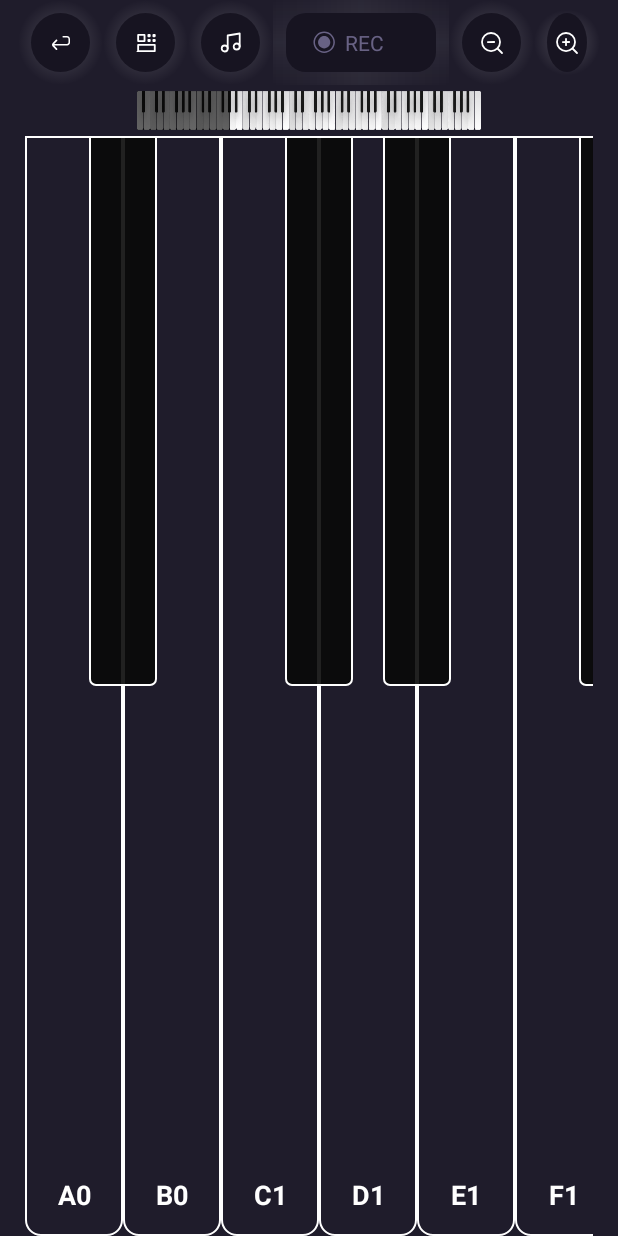
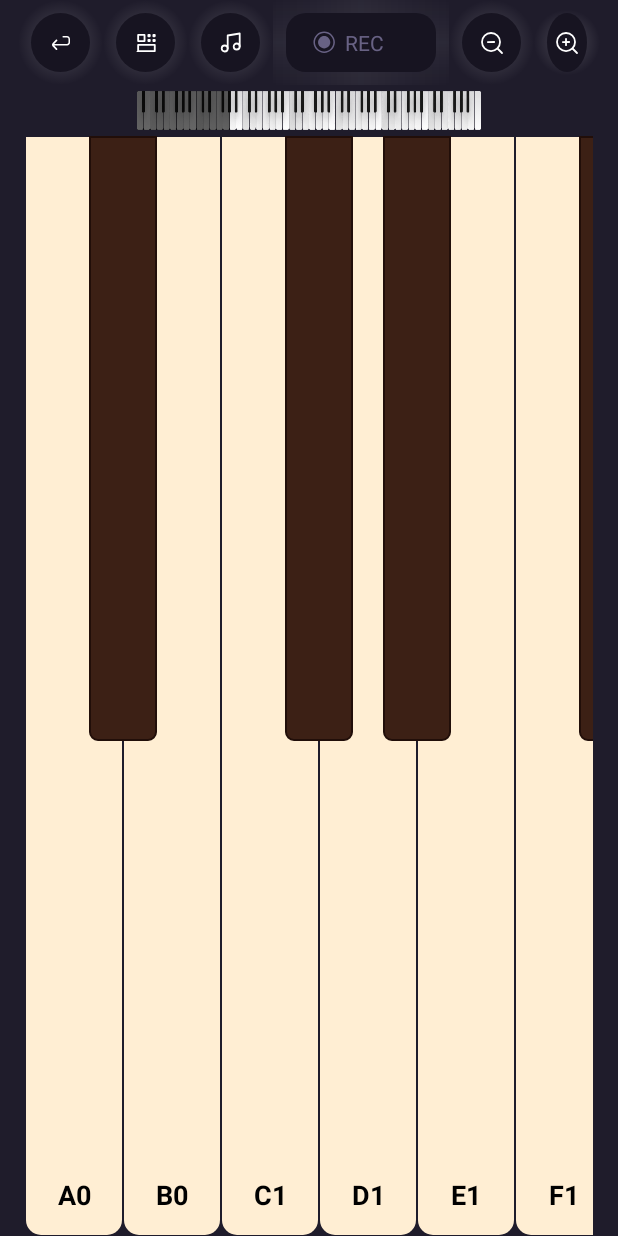
Before and after one commit to thanhnamzzz/GPiano, an Android app: the layout activity_double_key.xml on its own in the app's theme, with its tools: preview values and no code run, on a phone screen of 412 x 824 dp. Run offline under Robolectric (Android 15) with nearby library versions, the phone set to English and light mode, and no system bars; Roboto replaces fonts that are not available here.

Commit message:
update library

```diff
--- a/pianoLibrary/build.gradle.kts
+++ b/pianoLibrary/build.gradle.kts
@@ -37,9 +37,9 @@ dependencies {
 	implementation(libs.androidx.core.ktx)
 	implementation(libs.androidx.appcompat)
 	implementation(libs.material)
-	testImplementation(libs.junit)
-	androidTestImplementation(libs.androidx.junit)
-	androidTestImplementation(libs.androidx.espresso.core)
+//	testImplementation(libs.junit)
+//	androidTestImplementation(libs.androidx.junit)
+//	androidTestImplementation(libs.androidx.espresso.core)
 
 	implementation("com.google.code.gson:gson:2.11.0")
 }
--- a/pianoLibrary/src/main/java/com/gambisoft/pianolibrary/PianoView.kt
+++ b/pianoLibrary/src/main/java/com/gambisoft/pianolibrary/PianoView.kt
@@ -13,7 +13,6 @@ import android.os.Looper
 import android.os.Message
 import android.os.Parcelable
 import android.util.AttributeSet
-import android.util.DisplayMetrics
 import android.util.Log
 import android.view.MotionEvent
 import android.view.View
@@ -37,6 +36,9 @@ import kotlinx.coroutines.isActive
 import kotlinx.coroutines.launch
 import java.util.concurrent.ConcurrentLinkedQueue
 import kotlin.math.min
+import androidx.core.content.withStyledAttributes
+import androidx.core.graphics.toColorInt
+import androidx.core.graphics.createBitmap
 
 class PianoView @JvmOverloads constructor(
 	private val context: Context,
@@ -110,10 +112,10 @@ class PianoView @JvmOverloads constructor(
 		handleAutoPlay(it)
 		true
 	}
-	private var layoutKey = PianoLayout.Basic
+	private var layoutKey = PianoLayout.Default
 	fun setLayoutKey(i: PianoLayout) {
 		layoutKey = i
-		Log.d("Namzzz", "PianoView: setLayoutKey layoutKey = $layoutKey")
+//		Log.d("Namzzz", "PianoView: setLayoutKey layoutKey = $layoutKey")
 		piano = null
 		requestLayout()
 	}
@@ -124,12 +126,12 @@ class PianoView @JvmOverloads constructor(
 
 	init {
 		attrs?.let {
-			val typedArray = context.obtainStyledAttributes(it, R.styleable.PianoView)
-			showKeyName = typedArray.getBoolean(R.styleable.PianoView_showKeyName, false)
-			val layoutType = typedArray.getInt(R.styleable.PianoView_layoutKey, 0)
-			layoutKey = PianoLayout.fromValue(layoutType)
-			scaleWidth = typedArray.getFloat(R.styleable.PianoView_scaleWidth, 1f)
-			typedArray.recycle()
+			context.withStyledAttributes(it, R.styleable.PianoView) {
+				showKeyName = getBoolean(R.styleable.PianoView_showKeyName, false)
+				val layoutType = getInt(R.styleable.PianoView_layoutKey, 0)
+				layoutKey = PianoLayout.fromValue(layoutType)
+				scaleWidth = getFloat(R.styleable.PianoView_scaleWidth, 1f)
+			}
 		}
 		paint.isAntiAlias = true
 		paint.style = Paint.Style.FILL
@@ -144,7 +146,6 @@ class PianoView @JvmOverloads constructor(
 	 * Khi gọi requestLayout nó sẽ vào onMeasure -> onLayout -> onDraw
 	 */
 	override fun onMeasure(widthMeasureSpec: Int, heightMeasureSpec: Int) {
-		Log.d("Namzzz", "PianoView: onMeasure")
 		val whiteKeyHeight = whiteKeyDrawable.intrinsicHeight
 		val width = MeasureSpec.getSize(widthMeasureSpec)
 		val heightMode = MeasureSpec.getMode(heightMeasureSpec)
@@ -177,12 +178,12 @@ class PianoView @JvmOverloads constructor(
 			}
 			utils ?: run {
 				utils = if (maxStream > 0) AudioUtils.getInstance(
-					getContext(),
+					context,
 					loadAudioListener,
 					autoPlayListener,
 					maxStream
 				)
-				else AudioUtils.getInstance(getContext(), loadAudioListener, autoPlayListener)
+				else AudioUtils.getInstance(context, loadAudioListener, autoPlayListener)
 				runCatching { utils!!.loadMusic(piano) }
 					.onFailure { Log.e("Namzzz", "PianoView: onDraw", it) }
 			}
@@ -195,7 +196,7 @@ class PianoView @JvmOverloads constructor(
 
 					/** Vẽ tên phím lên nút */
 					if (showKeyName) {
-						paint.color = Color.parseColor(pianoColors[i])
+						paint.color = pianoColors[i].toColorInt()
 						keyDrawable?.bounds?.let { r ->
 							val sideLength = (r.right - r.left) / (2 * scaleWidth)
 							val left = r.left + sideLength * scaleWidth / 2
@@ -208,7 +209,9 @@ class PianoView @JvmOverloads constructor(
 
 							paint.apply {
 								color =
-									if (layoutKey == PianoLayout.Basic) Color.BLACK else Color.WHITE
+									if (layoutKey == PianoLayout.Default ||
+										layoutKey == PianoLayout.Classic
+									) Color.BLACK else Color.WHITE
 								textSize = sideLength / 1.8f
 								textAlign = Paint.Align.CENTER
 								typeface = Typeface.DEFAULT_BOLD
@@ -250,17 +253,9 @@ class PianoView @JvmOverloads constructor(
 
 	private fun vectorToBitmap(vectorResId: Int): Bitmap {
 		val drawable =
-			AppCompatResources.getDrawable(context, vectorResId) ?: return Bitmap.createBitmap(
-				1,
-				1,
-				Bitmap.Config.ARGB_8888
-			)
+			AppCompatResources.getDrawable(context, vectorResId) ?: return createBitmap(1, 1)
 
-		val bitmap = Bitmap.createBitmap(
-			drawable.intrinsicWidth,
-			drawable.intrinsicHeight,
-			Bitmap.Config.ARGB_8888
-		)
+		val bitmap = createBitmap(drawable.intrinsicWidth, drawable.intrinsicHeight)
 		val canvas = Canvas(bitmap)
 
 		drawable.setBounds(0, 0, canvas.width, canvas.height)
@@ -479,17 +474,17 @@ class PianoView @JvmOverloads constructor(
 	val pianoWidth: Int
 		get() = piano?.pianoWith ?: run { 0 }
 
-	/**
-	 * 设置显示音名的矩形的颜色<br></br>
-	 * **注:一共9中颜色**
-	 *
-	 * @param pianoColors 颜色数组，长度为9
-	 */
-	fun setPianoColors(pianoColors: List<String>) {
+//	/**
+//	 * 设置显示音名的矩形的颜色<br></br>
+//	 * **注:一共9中颜色**
+//	 *
+//	 * @param pianoColors 颜色数组，长度为9
+//	 */
+//	fun setPianoColors(pianoColors: List<String>) {
 //		if (pianoColors.size == 9) {
 //			this.pianoColors = pianoColors
 //		}
-	}
+//	}
 
 	/**
 	 * 设置是否可点击
@@ -501,8 +496,8 @@ class PianoView @JvmOverloads constructor(
 	}
 
 	fun scroll(progress: Int) {
-		val x = (progress * (pianoWidth - layoutWidth) / 100f).toInt()
-			.coerceIn(0, pianoWidth - layoutWidth)
+		val maxScroll = (pianoWidth - layoutWidth).coerceAtLeast(0)
+		val x = (progress * maxScroll / 100f).toInt().coerceIn(0, maxScroll)
 		minRange = x
 		maxRange = x + layoutWidth
 		this.scrollTo(x, 0)
@@ -546,18 +541,6 @@ class PianoView @JvmOverloads constructor(
 	 */
 	fun setAutoPlayListener(autoPlayListener: OnPianoAutoPlayListener?) {
 		this.autoPlayListener = autoPlayListener
-	}
-
-	//-----私有方法
-	/**
-	 * 将dp装换成px
-	 *
-	 * @param dp dp值
-	 * @return px值
-	 */
-	private fun dpToPx(dp: Int): Int {
-		val displayMetrics = getContext().resources.displayMetrics
-		return Math.round(dp * (displayMetrics.xdpi / DisplayMetrics.DENSITY_DEFAULT))
 	}
 
 	/**
--- a/pianoLibrary/src/main/java/com/gambisoft/pianolibrary/entity/Piano.kt
+++ b/pianoLibrary/src/main/java/com/gambisoft/pianolibrary/entity/Piano.kt
@@ -15,7 +15,7 @@ import com.gambisoft.pianolibrary.utils.LayoutKeyFunction
 
 class Piano(
 	private val context: Context,
-	private val layout: PianoLayout = PianoLayout.Basic,
+	private val layout: PianoLayout = PianoLayout.Default,
 	scale: Float,
 	private val scaleWidth: Float = 1f
 ) {
--- a/pianoLibrary/src/main/java/com/gambisoft/pianolibrary/enums/PianoLayout.kt
+++ b/pianoLibrary/src/main/java/com/gambisoft/pianolibrary/enums/PianoLayout.kt
@@ -1,13 +1,16 @@
 package com.gambisoft.pianolibrary.enums
 
 enum class PianoLayout(val value: Int) {
-	Basic(0),
-	Noel(1),
-	Anime(2);
+	Default(0),
+	Classic(1),
+	Anime(2),
+	City(3),
+	Nature(4),
+	Noel(5);
 
 	companion object {
 		fun fromValue(value: Int): PianoLayout {
-			return entries.find { it.value == value } ?: Basic
+			return entries.find { it.value == value } ?: Default
 		}
 	}
 }
--- a/pianoLibrary/src/main/java/com/gambisoft/pianolibrary/utils/AudioUtils.kt
+++ b/pianoLibrary/src/main/java/com/gambisoft/pianolibrary/utils/AudioUtils.kt
@@ -20,16 +20,17 @@ import kotlinx.coroutines.CoroutineExceptionHandler
 import kotlinx.coroutines.CoroutineScope
 import kotlinx.coroutines.Dispatchers
 import kotlinx.coroutines.Job
-import kotlinx.coroutines.cancel
+import kotlinx.coroutines.delay
 import kotlinx.coroutines.isActive
 import kotlinx.coroutines.launch
+import kotlinx.coroutines.withContext
 import java.util.concurrent.ExecutorService
 import java.util.concurrent.Executors
 
 class AudioUtils(
 	private val context: Context,
 	private val loadAudioListener: OnLoadAudioListener?,
-	private val onAutoPlayListener: OnPianoAutoPlayListener?,
+	private var onAutoPlayListener: OnPianoAutoPlayListener?,
 	maxStream: Int
 ) : LoadAudioMessage {
 	private val service: ExecutorService = Executors.newCachedThreadPool()
@@ -110,7 +111,7 @@ class AudioUtils(
 		}
 	}
 
-	fun isLoadAudioComplete():Boolean {
+	fun isLoadAudioComplete(): Boolean {
 		return loadNum == Piano.PIANO_NUM
 	}
 
@@ -129,7 +130,6 @@ class AudioUtils(
 					sendStartMessage()
 					loadKeys(piano.whitePianoKeys, whiteKeyMusics, isWhiteKey = true)
 					loadKeys(piano.blackPianoKeys, blackKeyMusics, isWhiteKey = false)
-					cancel()
 				}
 			}
 		}
@@ -248,21 +248,27 @@ class AudioUtils(
 	private var isAutoPlaying = false
 	fun isAutoPlaying(): Boolean = isAutoPlaying
 
+	fun setListener(listener: OnPianoAutoPlayListener) {
+		this.onAutoPlayListener = listener
+	}
 	fun autoPlayOnlySound(autoPlayEntities: MutableList<AutoPlayEntity>) {
 		if (isAutoPlaying && autoPlayEntities.isEmpty() || pool == null) return
 		isAutoPlaying = true
 		autoPlayJob = CoroutineScope(Dispatchers.IO).launch(exceptionAutoPlay) {
-			onAutoPlayListener?.onPianoAutoPlayStart()
+			withContext(Dispatchers.Main){
+				onAutoPlayListener!!.onPianoAutoPlayStart()
+			}
 			autoPlayEntities.forEach { entity ->
 				if (!isActive) return@forEach
 				when (entity.type) {
 					PianoKeyType.BLACK -> playBlackKeyMusic(entity.group, entity.position)
 					PianoKeyType.WHITE -> playWhiteKeyMusic(entity.group, entity.position)
 				}
-//				delay(2 * entity.currentBreakTime.div(2L))
-//				delay(50)
+				delay(entity.currentBreakTime)
 			}
-			stopPlayOnlySound()
+			withContext(Dispatchers.Main) {
+				stopPlayOnlySound()
+			}
 		}
 	}
 
@@ -270,6 +276,6 @@ class AudioUtils(
 		autoPlayJob?.cancel()
 		autoPlayJob = null
 		isAutoPlaying = false
-		onAutoPlayListener?.onPianoAutoPlayEnd()
+		onAutoPlayListener!!.onPianoAutoPlayEnd()
 	}
 }
--- a/pianoLibrary/src/main/java/com/gambisoft/pianolibrary/utils/LayoutKeyFunction.kt
+++ b/pianoLibrary/src/main/java/com/gambisoft/pianolibrary/utils/LayoutKeyFunction.kt
@@ -13,9 +13,14 @@ object LayoutKeyFunction {
 		val pressed: Drawable?
 		val normal: Drawable?
 		when (layoutKey) {
-			PianoLayout.Basic -> {
+			PianoLayout.Default -> {
 				pressed = ContextCompat.getDrawable(context, R.drawable.white_key1_down)
 				normal = ContextCompat.getDrawable(context, R.drawable.white_key1_up)
+			}
+
+			PianoLayout.Classic -> {
+				pressed = ContextCompat.getDrawable(context, R.drawable.white_key3_down)
+				normal = ContextCompat.getDrawable(context, R.drawable.white_key3_up)
 			}
 
 			else -> {
@@ -35,9 +40,14 @@ object LayoutKeyFunction {
 		val pressed: Drawable?
 		val normal: Drawable?
 		when (layoutKey) {
-			PianoLayout.Basic -> {
+			PianoLayout.Default -> {
 				pressed = ContextCompat.getDrawable(context, R.drawable.black_key1_down)
 				normal = ContextCompat.getDrawable(context, R.drawable.black_key1_up)
+			}
+
+			PianoLayout.Classic -> {
+				pressed = ContextCompat.getDrawable(context, R.drawable.black_key3_down)
+				normal = ContextCompat.getDrawable(context, R.drawable.black_key3_up)
 			}
 
 			else -> {
--- /dev/null
+++ b/pianoLibrary/src/main/res/drawable/black_key3_down.xml
@@ -0,0 +1,17 @@
+<?xml version="1.0" encoding="utf-8"?>
+<shape xmlns:android="http://schemas.android.com/apk/res/android"
+    android:shape="rectangle">
+    <gradient
+        android:angle="270"
+        android:endColor="#947870"
+        android:startColor="#3C2015" />
+    <stroke
+        android:width="1.5dp"
+        android:color="#210E09" />
+    <corners
+        android:bottomLeftRadius="5dp"
+        android:bottomRightRadius="5dp" />
+    <size
+        android:width="45dp"
+        android:height="220dp" />
+</shape>
--- /dev/null
+++ b/pianoLibrary/src/main/res/drawable/black_key3_up.xml
@@ -0,0 +1,14 @@
+<?xml version="1.0" encoding="utf-8"?>
+<shape xmlns:android="http://schemas.android.com/apk/res/android"
+    android:shape="rectangle">
+    <solid android:color="#3C2015" />
+    <stroke
+        android:width="1.5dp"
+        android:color="#210E09" />
+    <corners
+        android:bottomLeftRadius="5dp"
+        android:bottomRightRadius="5dp" />
+    <size
+        android:width="45dp"
+        android:height="220dp" />
+</shape>
--- /dev/null
+++ b/pianoLibrary/src/main/res/drawable/white_key3_down.xml
@@ -0,0 +1,18 @@
+<?xml version="1.0" encoding="utf-8"?>
+<shape xmlns:android="http://schemas.android.com/apk/res/android"
+    android:shape="rectangle">
+    <solid android:color="#FFEED3" />
+    <gradient
+        android:angle="90"
+        android:endColor="#784828"
+        android:startColor="#FFEED3" />
+    <stroke
+        android:width="1.5dp"
+        android:color="#00000000" />
+    <size
+        android:width="65dp"
+        android:height="400dp" />
+    <corners
+        android:bottomLeftRadius="10dp"
+        android:bottomRightRadius="10dp" />
+</shape>
--- /dev/null
+++ b/pianoLibrary/src/main/res/drawable/white_key3_up.xml
@@ -0,0 +1,14 @@
+<?xml version="1.0" encoding="utf-8"?>
+<shape xmlns:android="http://schemas.android.com/apk/res/android"
+    android:shape="rectangle">
+    <solid android:color="#FFEED3" />
+    <stroke
+        android:width="1.5dp"
+        android:color="#00000000" />
+    <size
+        android:width="65dp"
+        android:height="400dp" />
+    <corners
+        android:bottomLeftRadius="10dp"
+        android:bottomRightRadius="10dp" />
+</shape>
```
Also changed, not shown: pianoLibrary/src/main/res/mipmap/city_background.webp (added), pianoLibrary/src/main/res/mipmap/city_background_blur.webp (added), pianoLibrary/src/main/res/mipmap/classic_background.webp (added), pianoLibrary/src/main/res/mipmap/classic_background_blur.webp (added), pianoLibrary/src/main/res/mipmap/nature_background.webp (added), pianoLibrary/src/main/res/mipmap/nature_background_blur.webp (added).
